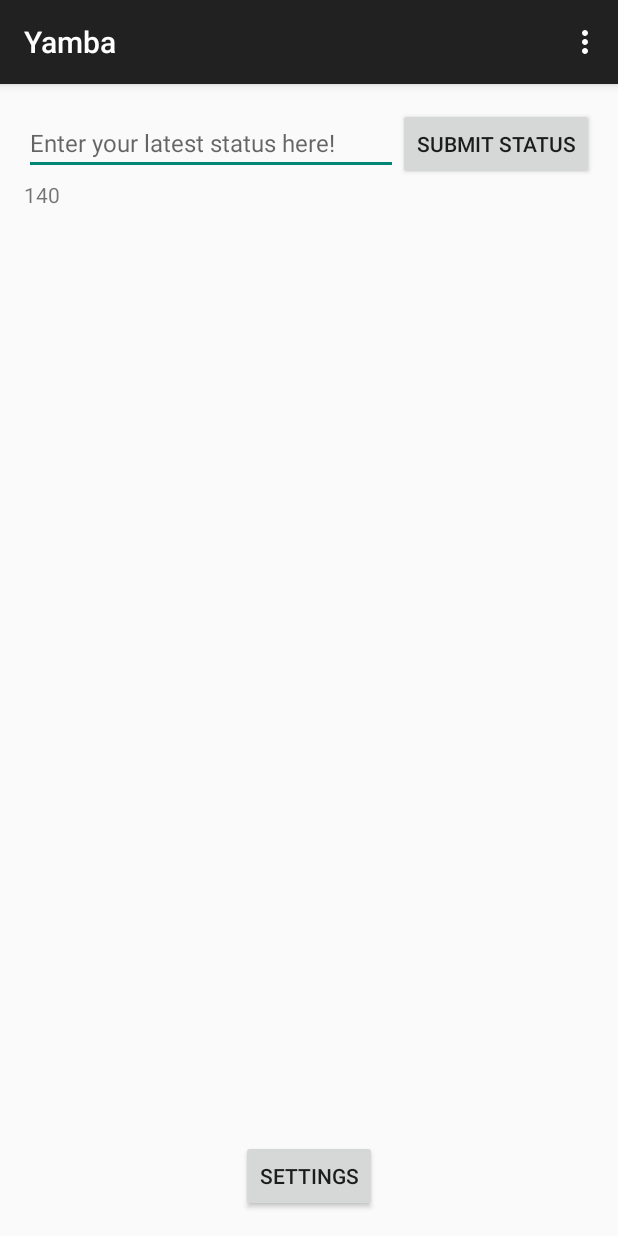
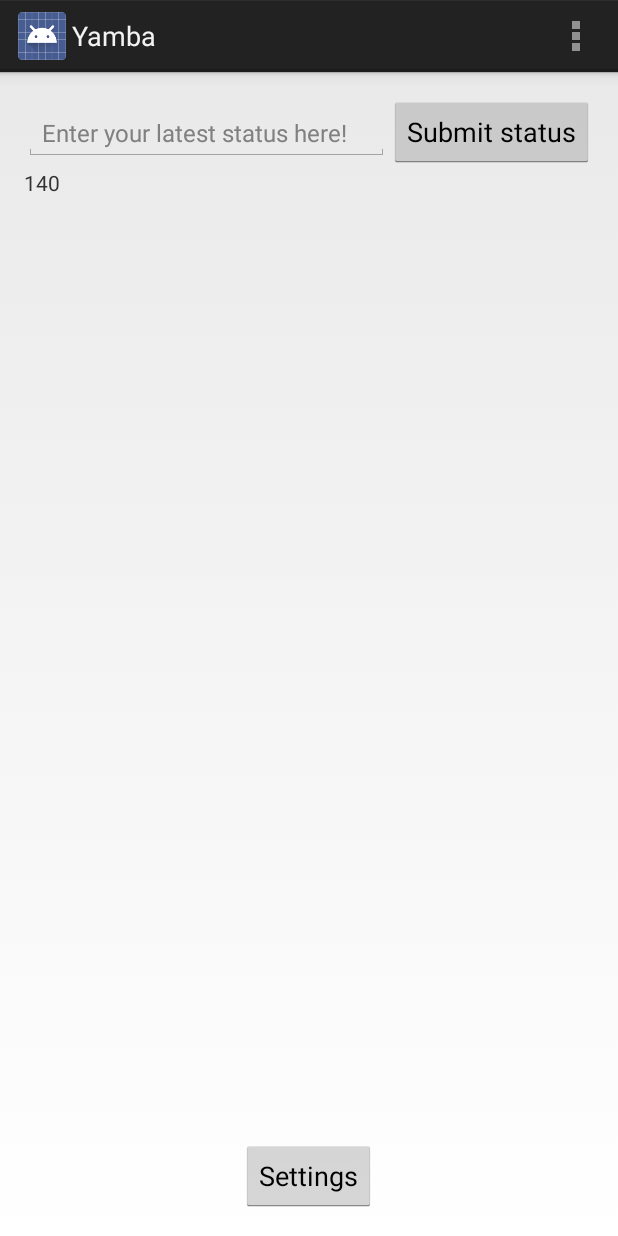
Before and after one commit to hiq-larryschiefer/android_bootcamp_201412, an Android app: the screen it shows after launch (StatusActivity), on a phone screen of 412 x 824 dp. Run offline under Robolectric (Android 15) with nearby library versions, the phone set to English and light mode, and no system bars.

```diff
--- a/app/build.gradle
+++ b/app/build.gradle
@@ -27,6 +27,4 @@ android {
 dependencies {
     compile fileTree(dir: 'libs', include: ['*.jar'])
     compile files('libs/YambaClientLib.jar')
-    compile 'com.android.support:appcompat-v7:21.0.2'
-    compile 'com.android.support:support-v4:21.0.2'
 }
--- a/app/src/main/java/com/intel/yamba/StatusActivity.java
+++ b/app/src/main/java/com/intel/yamba/StatusActivity.java
@@ -1,12 +1,12 @@
 package com.intel.yamba;
 
+import android.app.Activity;
 import android.app.ProgressDialog;
 import android.content.Intent;
 import android.content.SharedPreferences;
 import android.graphics.Color;
 import android.os.AsyncTask;
 import android.preference.PreferenceManager;
-import android.support.v7.app.ActionBarActivity;
 import android.os.Bundle;
 import android.text.Editable;
 import android.text.TextWatcher;
@@ -22,7 +22,7 @@ import com.marakana.android.yamba.clientlib.YambaClient;
 import com.marakana.android.yamba.clientlib.YambaClientException;
 
 
-public class StatusActivity extends ActionBarActivity implements TextWatcher, View.OnClickListener {
+public class StatusActivity extends Activity implements TextWatcher, View.OnClickListener {
     private static final int            MAX_STATUS_LEN = 140;
     private static final int            WARNING_STATUS_LEN = 10;
 
--- a/app/src/main/res/menu/menu_status.xml
+++ b/app/src/main/res/menu/menu_status.xml
@@ -1,6 +1,8 @@
 <menu xmlns:android="http://schemas.android.com/apk/res/android"
-    xmlns:app="http://schemas.android.com/apk/res-auto"
     xmlns:tools="http://schemas.android.com/tools" tools:context=".StatusActivity">
-    <item android:id="@+id/action_settings" android:title="@string/action_settings"
-        android:orderInCategory="100" app:showAsAction="never" />
+
+    <item android:id="@+id/action_settings"
+          android:title="@string/action_settings"
+          android:orderInCategory="100"
+          android:showAsAction="never" />
 </menu>
--- a/app/src/main/res/values/styles.xml
+++ b/app/src/main/res/values/styles.xml
@@ -1,7 +1,8 @@
-<resources>
+<resources
+    xmlns:android="http://schemas.android.com/apk/res/android">
 
     <!-- Base application theme. -->
-    <style name="AppTheme" parent="Theme.AppCompat.Light.DarkActionBar">
+    <style name="AppTheme" parent="android:Theme.Holo.Light.DarkActionBar">
         <!-- Customize your theme here. -->
     </style>
 
```
Also changed, not shown: 1 other file.
